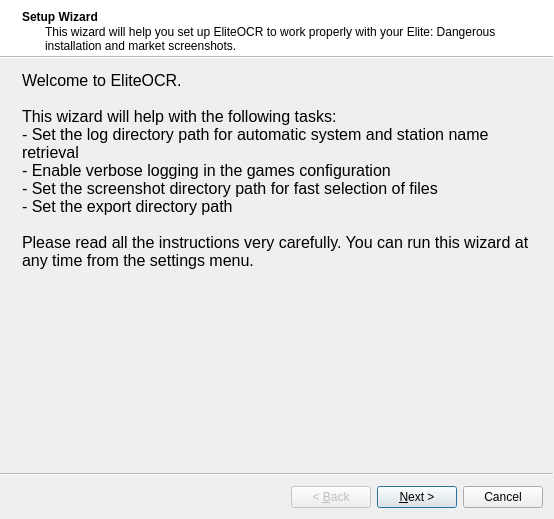
Above: setupwizardUI.ui from seeebek/EliteOCR before the change. Below: the same form after it.
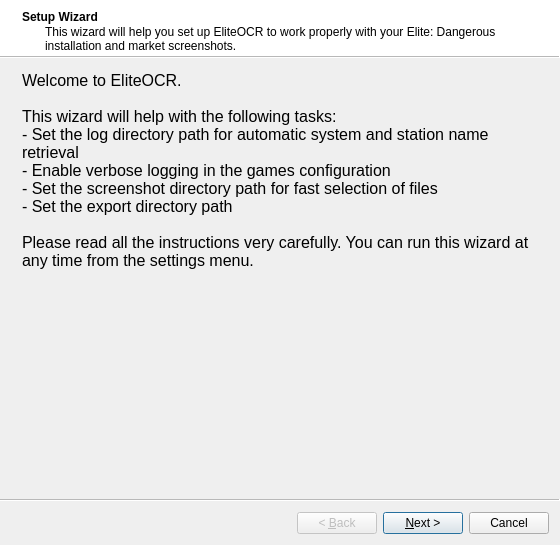
That is the form after the change. Custom widgets are drawn as their Qt base class.

Commit message: Enlarge settings wizard to fit text on Windows with system text size set to "Medium - 125%" and on Mac. Give advice on Mac users' Keyboard preferences.

Patch:
```diff
--- a/setupwizardUI.ui
+++ b/setupwizardUI.ui
@@ -6,8 +6,8 @@
    <rect>
     <x>0</x>
     <y>0</y>
-    <width>554</width>
-    <height>519</height>
+    <width>560</width>
+    <height>545</height>
    </rect>
   </property>
   <property name="windowTitle">
```
Left out of the diff: 6 changed lines with no effect on the pictures. The commit also changes 2 other files.
